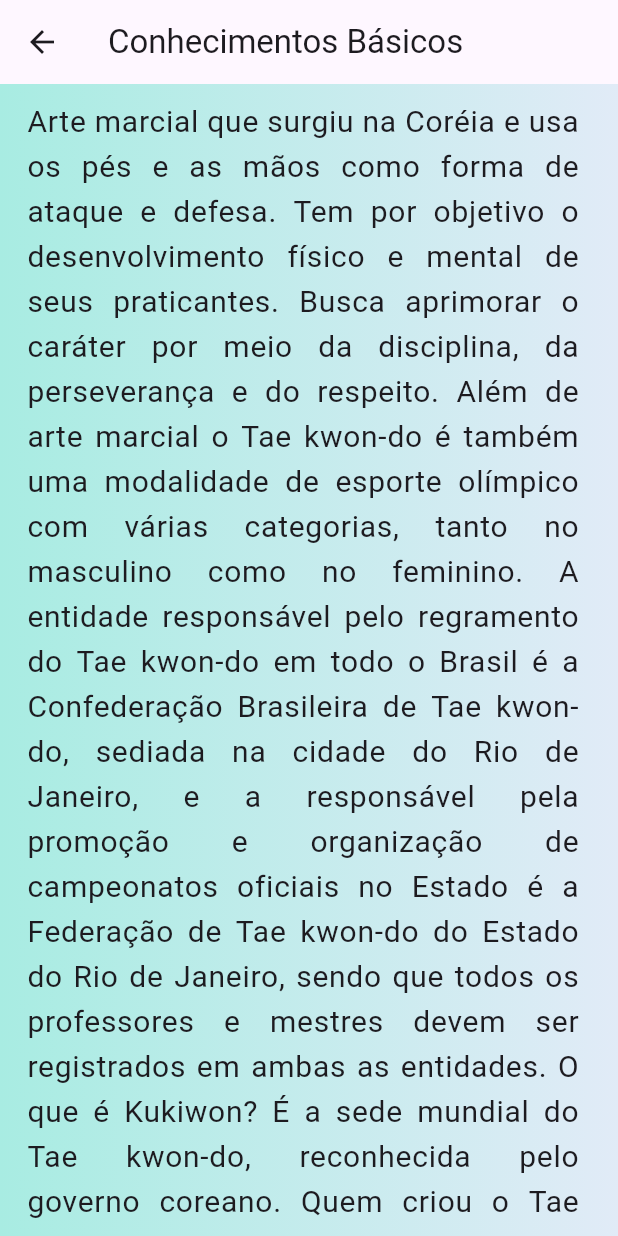
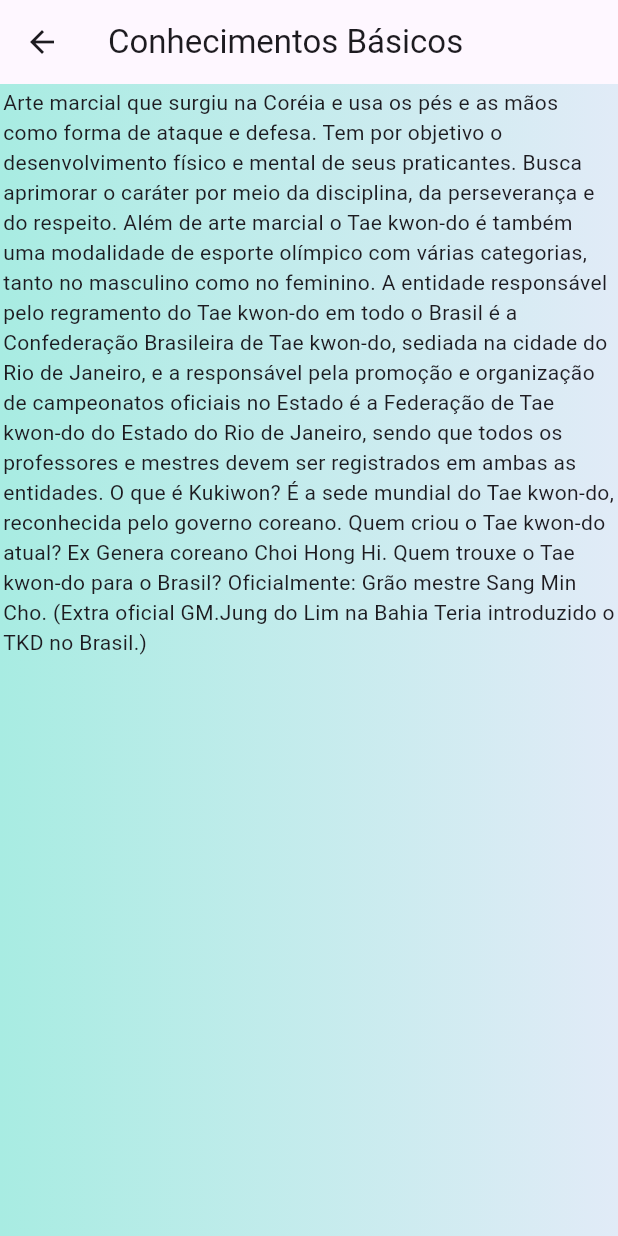
Before and after one commit to douglasadones/young_taekwondo_project_app, a Flutter app: the BasicKnowledgesPage screen opened by its route, after a tap on "História do Taekwondo", on a phone screen of 412 x 824 dp. Run offline on Flutter 3.47's test engine with Material 3 defaults, Android fonts, the phone set to English and light mode, and no system bars.

Commit message:
mudando logica knowledges

```diff
--- a/lib/src/pages/basic_knowledges_page.dart
+++ b/lib/src/pages/basic_knowledges_page.dart
@@ -37,7 +37,11 @@ class BasicKnowledgesPage extends StatelessWidget {
                     MaterialPageRoute(
                       builder: (context) => SpecificKnowledgePage(
                         appBarLabel: 'História do Taekwondo',
-                        content: [data.history],
+                        content: [
+                          Text(
+                            data.history,
+                          )
+                        ],
                       ),
                     ),
                   );
@@ -46,12 +50,19 @@ class BasicKnowledgesPage extends StatelessWidget {
               KnowledgesButton(
                 label: 'Princípios',
                 onTap: () {
+                  List<Widget> widgetList = [];
+                  data.principles.forEach((key, value) {
+                    widgetList.add(ListTile(
+                      title: Text(key),
+                      subtitle: Text(value),
+                    ));
+                  });
                   Navigator.push(
                     context,
                     MaterialPageRoute(
                       builder: (context) => SpecificKnowledgePage(
                         appBarLabel: 'Princípios',
-                        content: data.principles.keys.toList(),
+                        content: widgetList,
                       ),
                     ),
                   );
--- a/lib/src/pages/specific_knowledge_page.dart
+++ b/lib/src/pages/specific_knowledge_page.dart
@@ -4,7 +4,7 @@ import 'package:taekwondo_jovem/src/consts.dart';
 class SpecificKnowledgePage extends StatelessWidget {
   static String id = 'Specific_knowledge_page';
   final String? appBarLabel;
-  final List<dynamic>? content;
+  final List<Widget>? content;
   const SpecificKnowledgePage({
     super.key,
     this.content,
@@ -20,20 +20,12 @@ class SpecificKnowledgePage extends StatelessWidget {
           ),
         ),
         body: Container(
+          height: double.infinity,
           decoration: kContainerBackgroundDecoration,
           child: Padding(
             padding: const EdgeInsets.all(2.0),
-            child: ListView.builder(
-              itemCount: content!.length,
-              itemBuilder: (context, index) {
-                return ListTile(
-                  title: Text(
-                    content![index],
-                    textAlign: TextAlign.justify,
-                    style: const TextStyle(fontSize: 20.0),
-                  ),
-                );
-              },
+            child: SingleChildScrollView(
+              child: Column(children: content!),
             ),
           ),
         ));
```
Also changed, not shown: lib/src/pages/selected_belt_geral_info_page.dart (+7 -2 lines).
